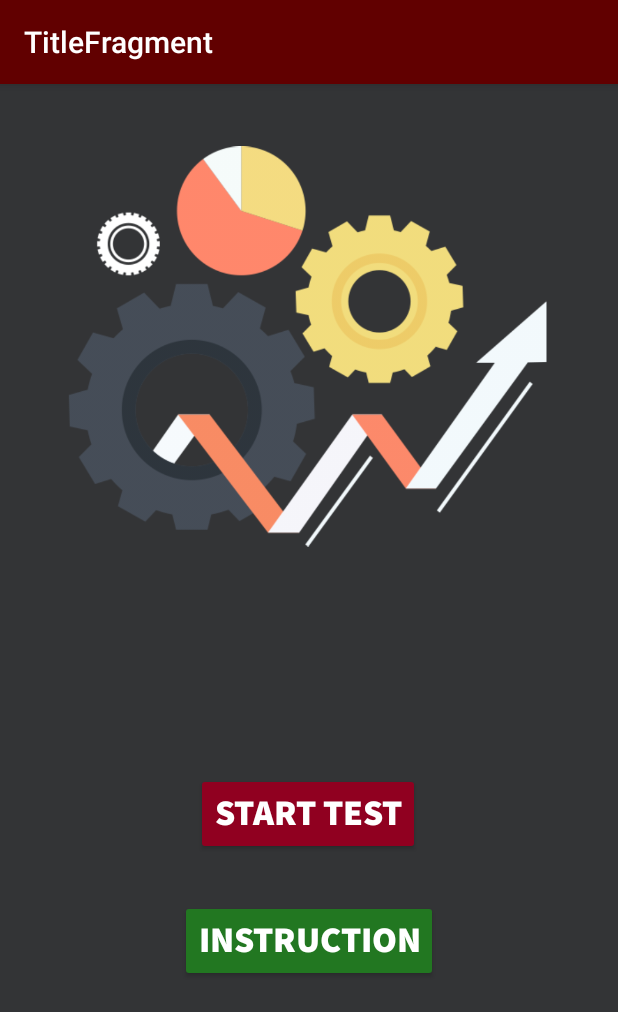
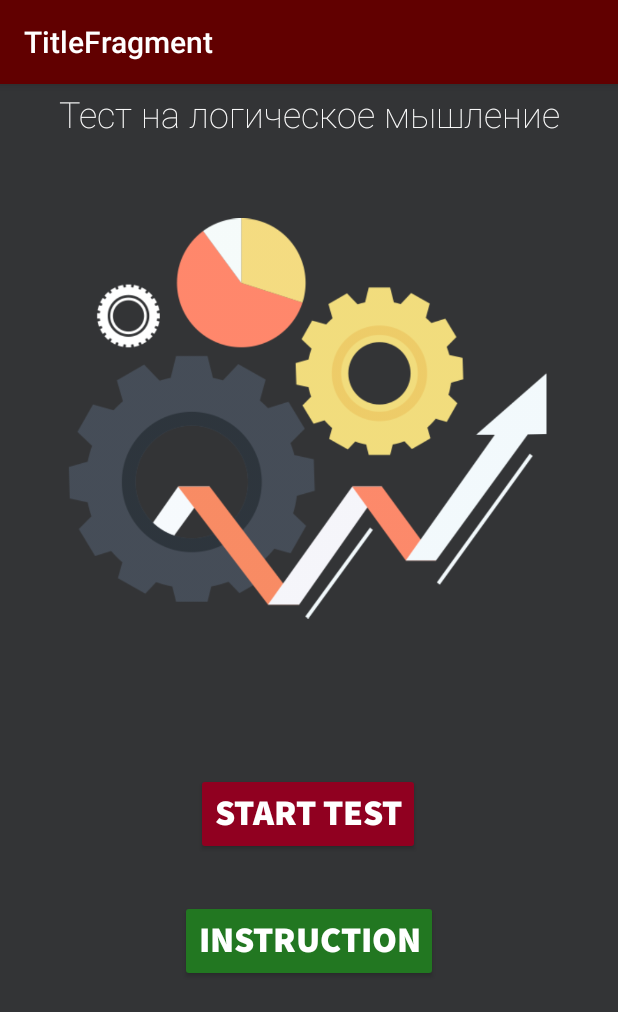
Before and after one commit to MRdimenter/-logic_test, an Android app: the screen it shows after launch (MainActivity), on a phone screen of 412 x 824 dp. Shown: the top 1012 px of the screen. Run offline under Robolectric (Android 15) with nearby library versions, the phone set to English and light mode, and no system bars; our stand-ins replace data binding, navigation-ui.

```diff
--- a/app/src/main/res/layout/fragment_title.xml
+++ b/app/src/main/res/layout/fragment_title.xml
@@ -41,9 +41,10 @@
             android:id="@+id/imageView2"
             android:layout_width="0dp"
             android:layout_height="@dimen/image_title_height"
+            android:layout_marginTop="48dp"
             android:contentDescription="@string/image_text"
             app:layout_constraintEnd_toEndOf="parent"
-            app:layout_constraintHorizontal_bias="1.0"
+            app:layout_constraintHorizontal_bias="0.0"
             app:layout_constraintStart_toStartOf="parent"
             app:layout_constraintTop_toTopOf="parent"
             app:srcCompat="@drawable/title_icon" />
@@ -65,6 +66,23 @@
             app:layout_constraintStart_toStartOf="parent"
             app:layout_constraintTop_toTopOf="@+id/guideline5"
             app:layout_constraintVertical_bias="0.3" />
+
+        <TextView
+            android:id="@+id/textView"
+            android:layout_width="0dp"
+            android:layout_height="wrap_content"
+            android:layout_marginBottom="10dp"
+            android:fontFamily="sans-serif-thin"
+            android:padding="16dp"
+            android:text="@string/title_value_main"
+            android:textAlignment="center"
+            android:textColor="#FFFFFF"
+            android:textSize="24sp"
+            app:layout_constraintBottom_toTopOf="@+id/imageView2"
+            app:layout_constraintEnd_toEndOf="parent"
+            app:layout_constraintHorizontal_bias="0.5"
+            app:layout_constraintStart_toStartOf="parent"
+            app:layout_constraintTop_toTopOf="parent" />
     </androidx.constraintlayout.widget.ConstraintLayout>
 
 </layout>
--- a/app/src/main/res/values/strings.xml
+++ b/app/src/main/res/values/strings.xml
@@ -21,4 +21,5 @@
     <string name="instruction_title_two">Тест не требует специальных математических знаний. Все слова в тесте надо толковать так, как это делается в обычном повседневном русском языке, но не так, как в математике или иной специальной области. Все слова в тесте надо толковать буквально, никаких метафор или намеков в тесте не предусмотрено.</string>
     <string name="instruction_title_three">В тесте вы можете обнаружить незнакомые слова, такие, как \"куздра\". Эти слова предназначены для того, чтобы оценить вашу способность к логическому мышлению, отделив ее от других ваших знаний об окружающем мире. Считайте, что эти слова могут означать все, что угодно, но так, чтобы фраза в условии была правдивой по смыслу. Например, если написано, что \"куздра бежит\", это означает, что куздра действительно умеет бегать и, по-видимому, имеет ноги или лапки, это может быть к примеру человек, животное или шагающий механизм.</string>
     <string name="instruction_title_four">Иногда в тесте встречаются противоположные по смыслу слова и выражения, например \"умеют\" и \"не умеют\", \"большой\" и \"маленький\" и т.п. Во всех таких случаях предполагается, что промежуточные варианты \"умеет, но плохо\", \"средний\" не рассматриваются.</string>
+    <string name="title_value_main">Тест на логическое мышление</string>
 </resources>
```
Also changed, not shown: 1 other file.
